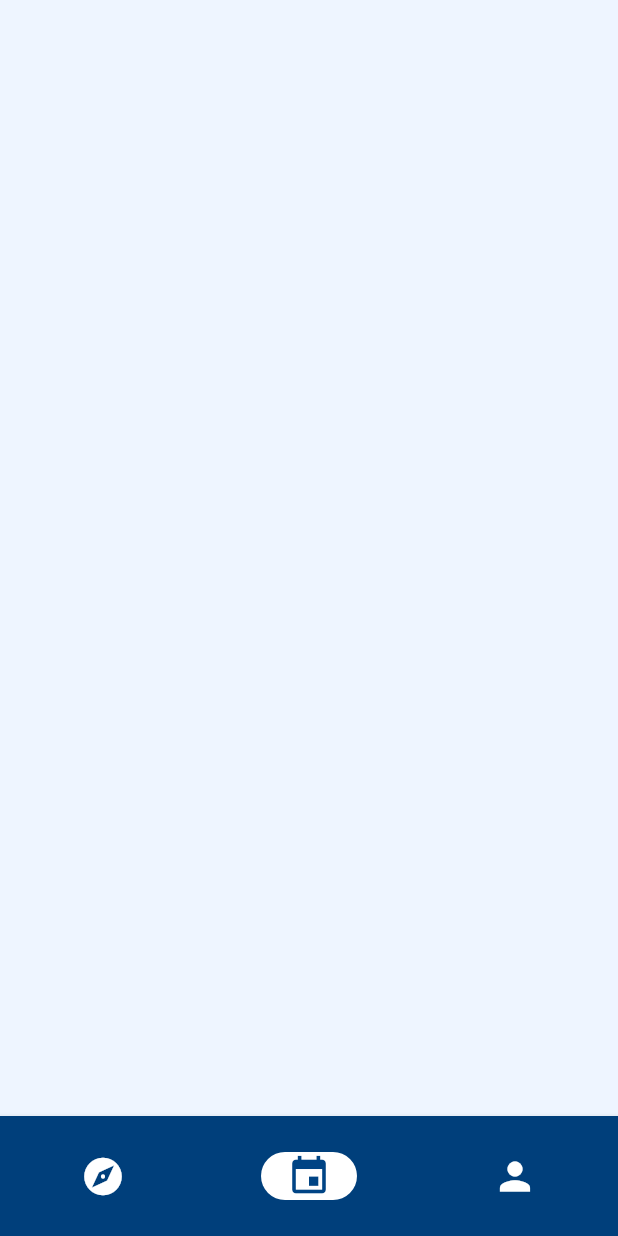
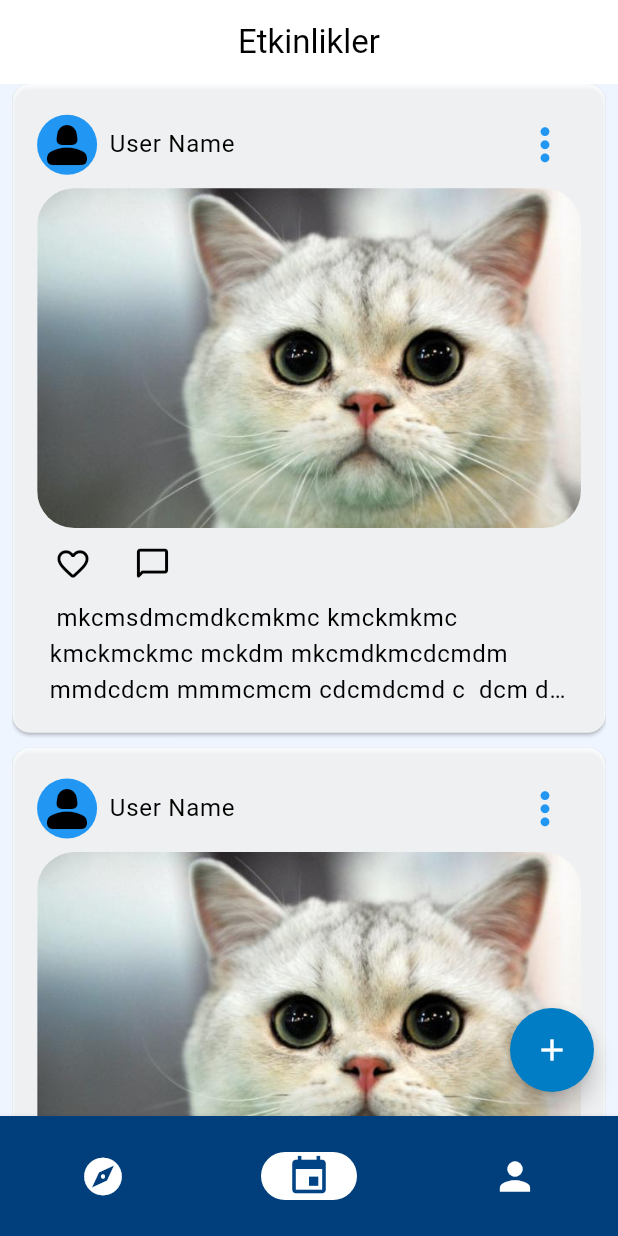
Before and after one commit to alicimen0614/ComPau, a Flutter app: the screen it shows once a user with an empty profile is signed in, item 2 of the bottom bar chosen, on a phone screen of 412 x 824 dp. Run offline on Flutter 3.47's test engine with Material 3 defaults, Android fonts, the light colour scheme and no system bars; our stand-ins replace cloud_firestore, email_validator, firebase_auth, firebase_core, google_sign_in, image_cropper and 1 more; accounts and stored records are empty.

Commit message:
events handled

```diff
--- /dev/null
+++ b/community_social_media/lib/models/event_model.dart
@@ -0,0 +1,45 @@
+class EventModel {
+  String? eventId;
+  String? userId;
+  String? userName;
+  DateTime? timestamp;
+  String? description;
+  String? eventImageUrl;
+  String? likes;
+  List<String>? paticipants;
+
+  EventModel({
+    this.eventId,
+    this.userId,
+    this.userName,
+    this.timestamp,
+    this.description,
+    this.eventImageUrl,
+    this.likes,
+    this.paticipants
+  });
+
+  factory EventModel.fromJson(Map<String, dynamic> json) {
+    return EventModel(
+      eventId: json['eventId'],
+      userId: json['userId'],
+      userName: json['userName'],
+      timestamp: DateTime.parse(json['timestamp']),
+      description: json['description'],
+      eventImageUrl: json['eventImageUrl'],
+      likes: json['likes'],
+    );
+  }
+
+  Map<String, dynamic> toJson() {
+    return {
+      'eventId': eventId,
+      'userId': userId,
+      'userName': userName,
+      'timestamp': timestamp?.toIso8601String(),
+      'description': description,
+      'eventImageUrl': eventImageUrl,
+      'likes': likes,
+    };
+  }
+}
--- a/community_social_media/lib/screens/events_screen/events_screen.dart
+++ b/community_social_media/lib/screens/events_screen/events_screen.dart
@@ -1,3 +1,7 @@
+import 'package:community_social_media/const/context_extension.dart';
+import 'package:community_social_media/models/Event_model.dart';
+import 'package:community_social_media/screens/events_screen/add_event_screen.dart';
+import 'package:community_social_media/widgets/event_item_widget.dart';
 import 'package:flutter/material.dart';
 
 class EventsScreen extends StatelessWidget {
@@ -5,6 +9,37 @@ class EventsScreen extends StatelessWidget {
 
   @override
   Widget build(BuildContext context) {
-    return const Scaffold();
+    return Scaffold(
+      floatingActionButton: FloatingActionButton(
+        backgroundColor: const Color(0xFF007dc4),
+        onPressed: () {
+          Navigator.push(context,
+              MaterialPageRoute(builder: (context) => const AddEventScreen()));
+        },
+        shape: RoundedRectangleBorder(borderRadius: BorderRadius.circular(50)),
+        child: const Icon(Icons.add),
+      ),
+      appBar: AppBar(
+        title: Text(
+          'Etkinlikler',
+          style: context.textTheme.titleLarge,
+        ),
+        centerTitle: true,
+      ),
+      body: Padding(
+        padding: EdgeInsets.symmetric(horizontal: context.dynamicHeight(.01)),
+        child: ListView.builder(
+          itemBuilder: (context, index) {
+            return EventItemWidget(
+              event: EventModel(
+                eventImageUrl: "lib/assets/images/kedi.jpg",
+                description:
+                    ' mkcmsdmcmdkcmkmc kmckmkmc kmckmckmc mckdm mkcmdkmcdcmdm mmdcdcm mmmcmcm cdcmdcmd c  dcm dcm',
+              ),
+            );
+          },
+        ),
+      ),
+    );
   }
 }
--- /dev/null
+++ b/community_social_media/lib/widgets/event_item_widget.dart
@@ -0,0 +1,152 @@
+import 'package:community_social_media/const/context_extension.dart';
+import 'package:flutter/material.dart';
+
+import '../models/Event_model.dart';
+
+class EventItemWidget extends StatefulWidget {
+  const EventItemWidget({
+    super.key,
+    required this.event,
+  });
+
+  final EventModel event;
+
+  @override
+  State<EventItemWidget> createState() => _EventItemWidgetState();
+}
+
+class _EventItemWidgetState extends State<EventItemWidget> {
+  bool isLiked = false;
+
+  @override
+  Widget build(BuildContext context) {
+    return SizedBox(
+      width: context.width,
+      child: Card(
+        color: Colors.white.withOpacity(0.8),
+        margin: const EdgeInsets.only(bottom: 10),
+        child: Padding(
+          padding: context.paddingAllDefault,
+          child: Column(
+            children: [
+              _itemHeader(context),
+              _itemBody(context),
+              _itemBottom(),
+              if (widget.event.description != null) _itemDescription(context),
+            ],
+          ),
+        ),
+      ),
+    );
+  }
+
+  Widget _itemBottom() {
+    return Row(
+      children: [
+        IconButton(
+            onPressed: () {
+              setState(() {
+                isLiked = !isLiked;
+              });
+            },
+            icon: Icon(
+              isLiked != true
+                  ? Icons.favorite_border_rounded
+                  : Icons.favorite_outlined,
+              size: 25,
+              color: Colors.black,
+            )),
+        const SizedBox(
+          width: 5,
+        ),
+        IconButton(
+            onPressed: () {},
+            icon: const Icon(
+              Icons.chat_bubble_outline_rounded,
+              size: 25,
+              color: Colors.black,
+            ))
+      ],
+    );
+  }
+
+  Padding _itemDescription(BuildContext context) {
+    debugPrint('${widget.event.description}');
+    return Padding(
+      padding: context.paddingHorizontalLow,
+      child: Align(
+        alignment: Alignment.centerLeft,
+        child: Text(
+          '${widget.event.description}',
+          maxLines: 3,
+          style: context.textTheme.bodyLarge,
+          overflow: TextOverflow.ellipsis,
+        ),
+      ),
+    );
+  }
+
+  Widget _itemBody(BuildContext context) {
+    return AspectRatio(
+      aspectRatio: 16 / 10,
+      child: Container(
+        decoration: BoxDecoration(
+            borderRadius: BorderRadius.circular(25),
+            image: DecorationImage(
+                image: AssetImage(widget.event.eventImageUrl!),
+                fit: BoxFit.fill)),
+        /* decoration: BoxDecoration(
+          image: DecorationImage(
+            image: NetworkImage(post.postImageUrl!),
+            fit: BoxFit.cover,
+          ),
+        ), */
+      ),
+    );
+  }
+
+  Widget _itemHeader(BuildContext context) {
+    Color iconColor = Colors.blue;
+    return SizedBox(
+      child: Column(
+        children: [
+          Row(
+            mainAxisAlignment: MainAxisAlignment.spaceBetween,
+            children: [
+              Row(
+                children: [
+                  const CircleAvatar(
+                    child: Icon(
+                      Icons.person_2_rounded,
+                      color: Colors.black,
+                      size: 40,
+                    ),
+                  ),
+                  Padding(
+                    padding: context.paddingLeftLow,
+                    child: Text(
+                      widget.event.userName ?? 'User Name',
+                      style: context.textTheme.bodyLarge,
+                    ),
+                  ),
+                ],
+              ),
+              IconButton(
+                padding: EdgeInsets.zero,
+                onPressed: () {},
+                icon: Icon(
+                  Icons.more_vert_rounded,
+                  size: 35,
+                  color: iconColor,
+                ),
+              ),
+            ],
+          ),
+          const SizedBox(
+            height: 5,
+          ),
+        ],
+      ),
+    );
+  }
+}
--- a/community_social_media/pubspec.yaml
+++ b/community_social_media/pubspec.yaml
@@ -40,6 +40,8 @@ dependencies:
   firebase_auth: ^4.17.8
   cloud_firestore: ^4.15.8
   google_sign_in: ^6.2.1
+  image_cropper: ^5.0.1
+  image_picker: ^1.0.8
 
 dev_dependencies:
   flutter_test:
```
Also changed, not shown: community_social_media/lib/screens/events_screen/add_event_screen.dart (added, +183 -0 lines), 6 other files.
